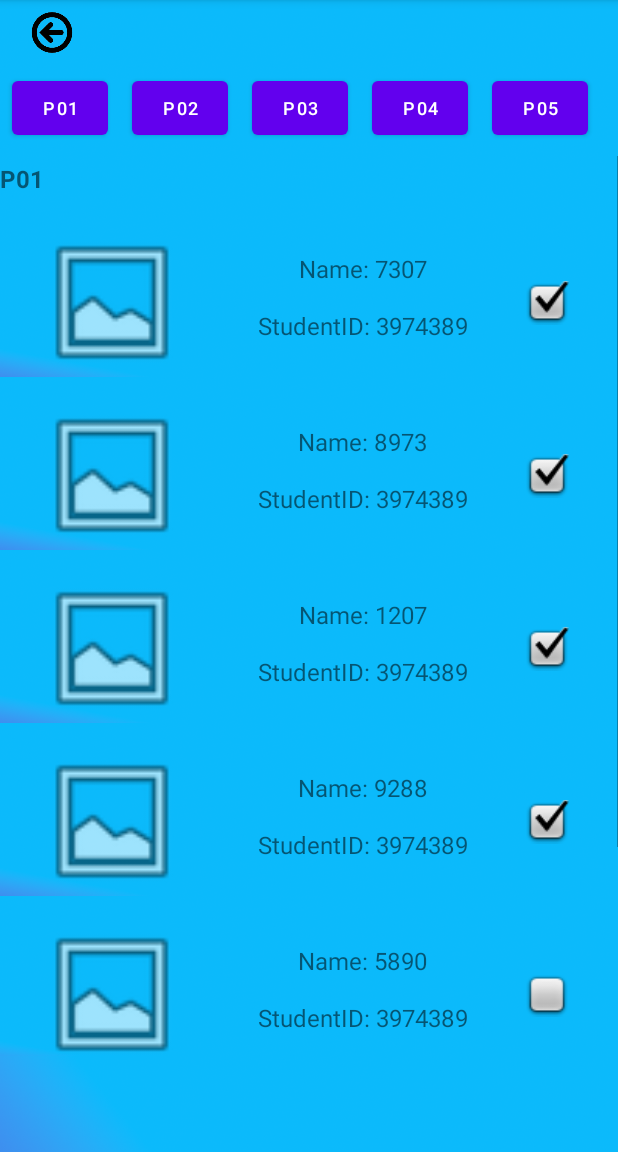
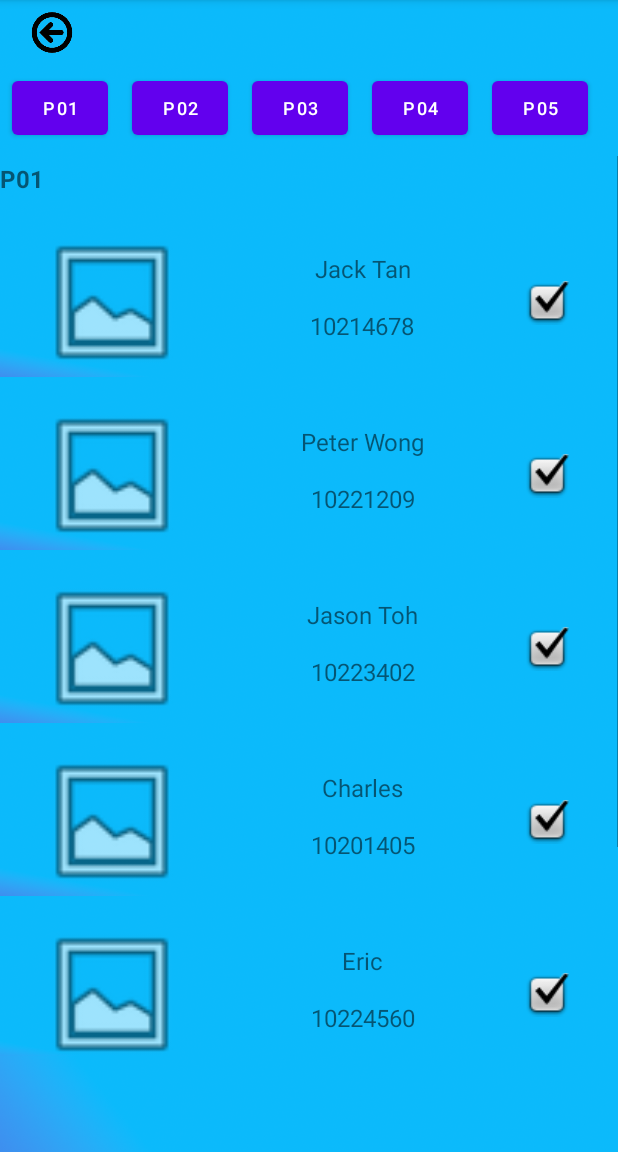
Before and after one commit to Minteckk/22_MADAssignment, an Android app: the fragment StudentAttendanceP01 placed in its activity, on a phone screen of 412 x 824 dp, the part 84-1236 px from its top. Run offline under Robolectric (Android 15) with nearby library versions, the phone set to English and light mode, and no system bars; 2 statements that could not run were skipped.

Commit message:
changed student name to actual names

```diff
--- a/app/src/main/java/sg/edu/np/mad/madassignment/StudentAttendanceP01.java
+++ b/app/src/main/java/sg/edu/np/mad/madassignment/StudentAttendanceP01.java
@@ -6,6 +6,7 @@ import android.os.Bundle;
 import android.view.LayoutInflater;
 import android.view.View;
 import android.view.ViewGroup;
+import android.widget.Button;
 import android.widget.ImageView;
 import android.widget.Toast;
 
@@ -79,6 +80,32 @@ public class StudentAttendanceP01 extends Fragment {
         recyclerView.setItemAnimator(new DefaultItemAnimator());
         // set adapter
         recyclerView.setAdapter(aAdapter);
+
+        Button resetAttendance = view.findViewById(R.id.resetAttendance);
+        resetAttendance.setOnClickListener(new View.OnClickListener() {
+            @Override
+            public void onClick(View view) {
+                AlertDialog.Builder builder = new AlertDialog.Builder(getContext());
+                builder.setTitle("Reset Attendance?");
+                builder.setCancelable(false);
+                builder.setMessage("Reset all your students attendance?");
+                builder.setPositiveButton("Yes", new DialogInterface.OnClickListener() {
+                    @Override
+                    public void onClick(DialogInterface dialogInterface, int i) {
+                        students s = new students();
+                        s.setAttendanceStatus(false);
+                    }
+                });
+                builder.setNegativeButton("No", new DialogInterface.OnClickListener() {
+                    @Override
+                    public void onClick(DialogInterface dialogInterface, int i) {
+                        dialogInterface.cancel();
+                    }
+                });
+                AlertDialog alert = builder.create();
+                alert.show();
+            }
+        });
 
         //making the checkbox interactable
         aAdapter.setOnItemClickListener(new studentAttendanceAdapter.OnItemClickListener() {
@@ -158,11 +185,7 @@ public class StudentAttendanceP01 extends Fragment {
         ArrayList<students> studentList = db.getStudents();
         if(studentList.size()==0) {
             //creating 25 items for recyclerview
-            for (int a = 0; a < 25; a++) {
                 // initialize random
-                Random random = new Random();
-                int num1 = randomInt(10000);
-                int num2 = random.nextInt(10229999);
                 int num3 = randomInt(1);
                 Boolean check;
                 if (num3 ==1)
@@ -173,12 +196,62 @@ public class StudentAttendanceP01 extends Fragment {
                 {
                     check = false;
                 }
-                idList.add(randomInt(100));
+                //idList.add(randomInt(100));
+            students NewStudent = new students("Jack Tan" , "10214678", true);
+            studentList.add(NewStudent);
+            students NewStudent2 = new students("Peter Wong" , "10221209", true);
+            studentList.add(NewStudent2);
+            students NewStudent3 = new students("Jason Toh" , "10223402", true);
+            studentList.add(NewStudent3);
+            students NewStudent4 = new students("Charles" , "10201405", true);
+            studentList.add(NewStudent4);
+            students NewStudent5 = new students("Eric", "10224560",true);
+            studentList.add(NewStudent5);
+            students NewStudent6 = new students("Johnny Tan", "10213577", true);
+            studentList.add(NewStudent6);
+            students NewStudent7 = new students("Lim Jia Wei" , "10223570", true);
+            studentList.add(NewStudent7);
+            students NewStudent8 = new students("Chia Jiun Hong", "10222651", true);
+            studentList.add(NewStudent8);
+            students NewStudent9 = new students("Bryan Chua", "10223076", true);
+            studentList.add(NewStudent9);
+            students NewStudent10 = new students("Arrick Yee", "10203210", true);
+            studentList.add(NewStudent10);
+            students NewStudent11 = new students("Issac Koh", "10225210", true);
+            studentList.add(NewStudent11);
+            students NewStudent12 = new students("Jimmy Lew", "10219505", true);
+            studentList.add(NewStudent12);
+            students NewStudent13 =  new students("Owen Wong","10226780", true);
+            studentList.add(NewStudent13);
+            students NewStudent14 = new students("Liew Wen Jun Matthew", "10222202", true);
+            studentList.add(NewStudent14);
+            students NewStudent15 = new students("Chong Jerome", "10223203", false);
+            studentList.add(NewStudent15);
+            students NewStudent16 = new students("Kelsie Chye", "10227054", true);
+            studentList.add(NewStudent16);
+            students NewStudent17 = new students("Lucas Ho","10227850", true);
+            studentList.add(NewStudent17);
+            students NewStudent18 = new students("Jason Heo", "10222947", true);
+            studentList.add(NewStudent18);
+            students NewStudent19 = new students("Ho Kuan Zher", "10223870", true);
+            studentList.add(NewStudent19);
+            students NewStudent20 = new students("Li Zheyun", "10222023" ,true);
+            studentList.add(NewStudent20);
+            students NewStudent21 = new students("Daniel Chan", "10223862", true);
+            studentList.add(NewStudent21);
+            students NewStudent22 = new students("Gan Hao Wen", "10227840", true);
+            studentList.add(NewStudent22);
+            students NewStudent23 = new students("Cheah Seng Jun","10227333",true);
+            studentList.add(NewStudent23);
+            students NewStudent24 = new students("Ahmad Mikail","10227809", true);
+            studentList.add(NewStudent24);
+            students NewStudent25 = new students("Ong Jia Yuan","10227735", true);
+            studentList.add(NewStudent25);
                 // new students object
-                students NewStudent = new students("Name: "+num1,"StudentID: "+num2,check);
+                //students NewStudent = new students("Name: ","StudentID: ",check);
                 // add the object to the list
-                studentList.add(NewStudent);
-            }
+                //studentList.add(NewStudent);
+
             // update the student to database.
             for(int b = 0; b < studentList.size(); b++) {
                 db.addNewStudent(studentList.get(b));
--- a/app/src/main/java/sg/edu/np/mad/madassignment/studentAttendanceViewHolder.java
+++ b/app/src/main/java/sg/edu/np/mad/madassignment/studentAttendanceViewHolder.java
@@ -22,7 +22,7 @@ public class studentAttendanceViewHolder extends RecyclerView.ViewHolder{
             public void onClick(View view) {
                 if (listener != null)
                 {
-                    int position = getAdapterPosition();
+                    int position = getBindingAdapterPosition();
                     if (position != RecyclerView.NO_POSITION)
                     {
                         listener.onItemClick(position);
```
